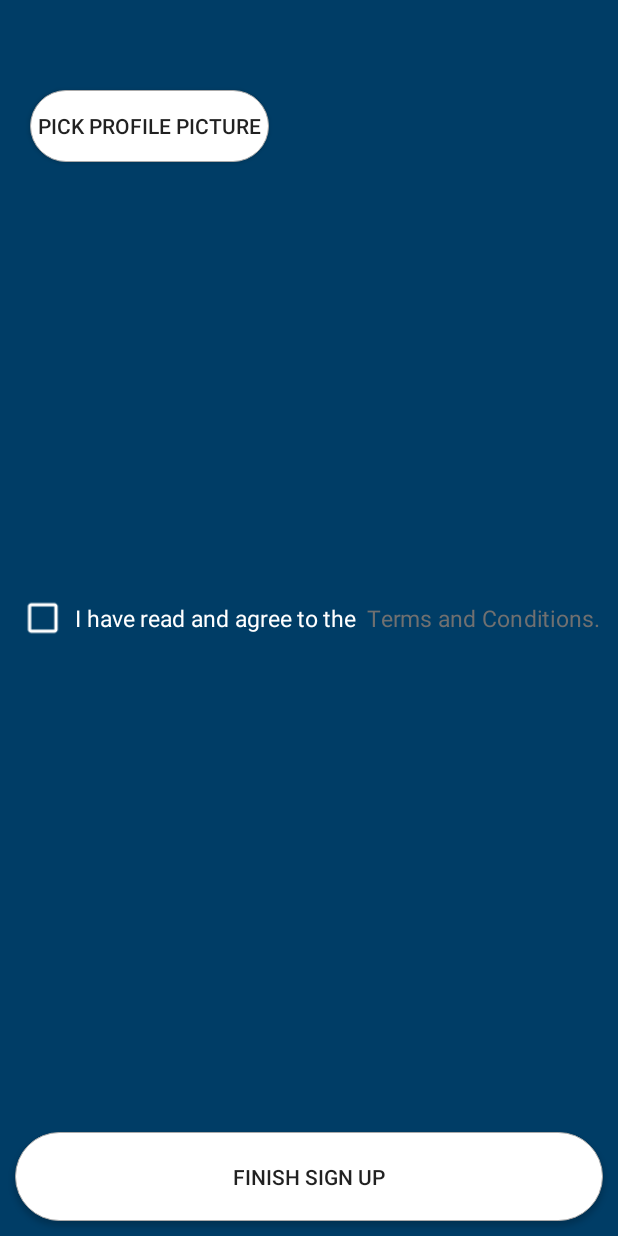
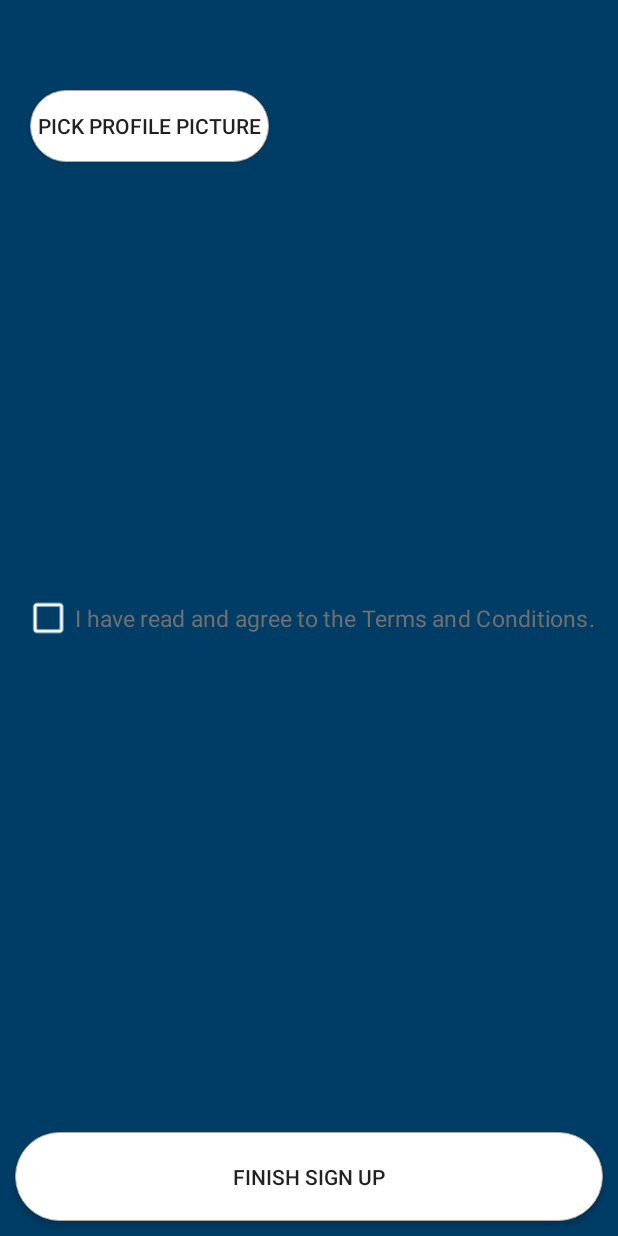
Before and after one commit to mohamed-shaar/PatientHistory, an Android app: the PickImageAndConfirmActivity screen opened directly, with no data from a screen before it, on a phone screen of 412 x 824 dp. Run offline under Robolectric (Android 15) with nearby library versions, the phone set to English and light mode, and no system bars.

Commit message:
removed font color from string

```diff
--- a/app/src/main/res/values/strings.xml
+++ b/app/src/main/res/values/strings.xml
@@ -17,9 +17,7 @@
     <string name="city">City</string>
     <string name="job">Job</string>
     <string name="finish_sign_up">Finish Sign Up</string>
-    <string name="i_have_read_and_agree_to_the_terms_and_conditions">
-        <font color="#ffffff">I have read and agree to the </font>
-        Terms and Conditions.</string>
+    <string name="i_have_read_and_agree_to_the_terms_and_conditions">I have read and agree to the Terms and Conditions.</string>
     <string name="pick_profile_picture">Pick Profile picture</string>
     <string name="profile_picture">Profile Picture</string>
 </resources>
```
